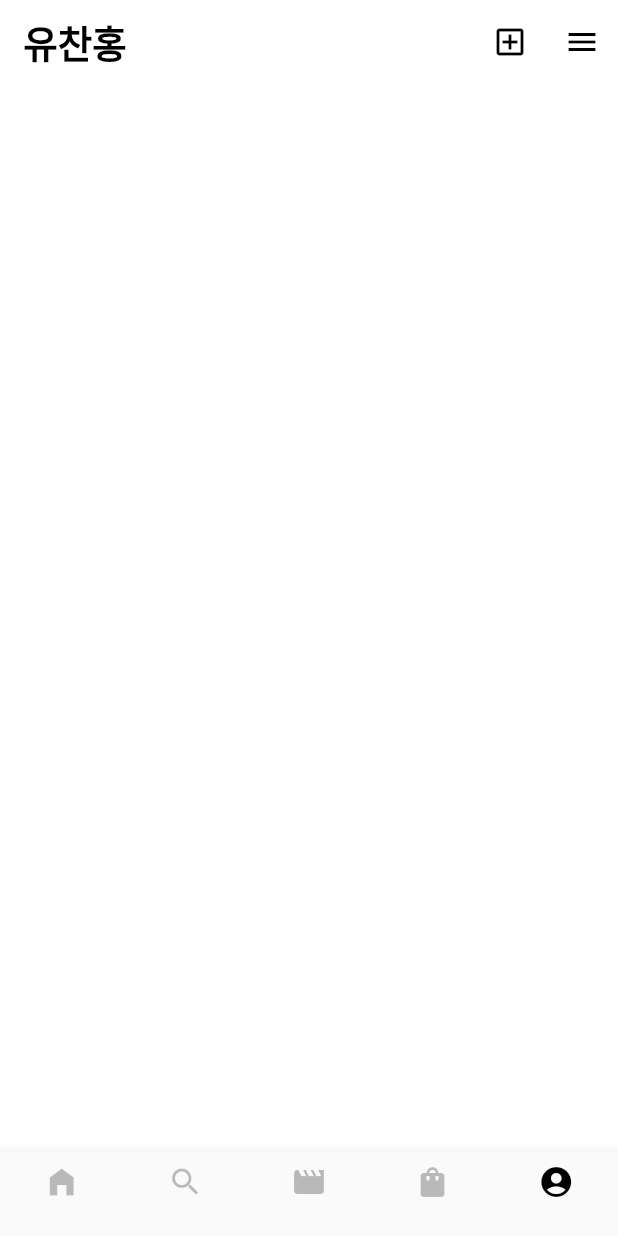
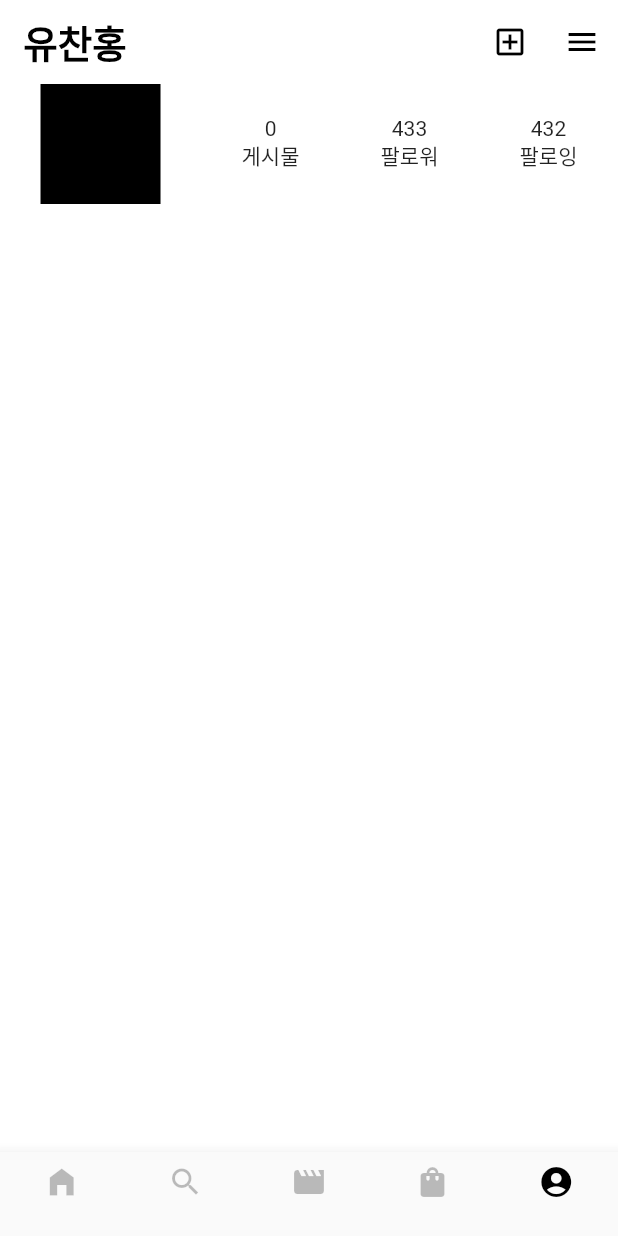
Before and after one commit to Yoochanhong/Instagram, a Flutter app: the screen it shows after launch, item 5 of the bottom bar chosen, on a phone screen of 412 x 824 dp. Run offline on Flutter 3.47's test engine with Material 2 defaults, Android fonts, the phone set to English and light mode, and no system bars.

Commit message:
게시물, 팔로잉 팔로워 부분 위젯 만들기

```diff
--- a/lib/View/my_page.dart
+++ b/lib/View/my_page.dart
@@ -36,6 +36,38 @@ class _MyPageState extends State<MyPage> {
           ),
         ],
       ),
+      body: Column(
+        children: [
+          Row(
+            mainAxisAlignment: MainAxisAlignment.spaceAround,
+            children: [
+              Container(
+                width: 80,
+                height: 80,
+                color: Colors.black,
+              ),
+              Column(
+                children: [
+                  Text('0'),
+                  const Text('게시물'),
+                ],
+              ),
+              Column(
+                children: [
+                  Text('433'),
+                  const Text('팔로워'),
+                ],
+              ),
+              Column(
+                children: [
+                  Text('432'),
+                  const Text('팔로잉'),
+                ],
+              ),
+            ],
+          ),
+        ],
+      ),
     );
   }
 }
```
